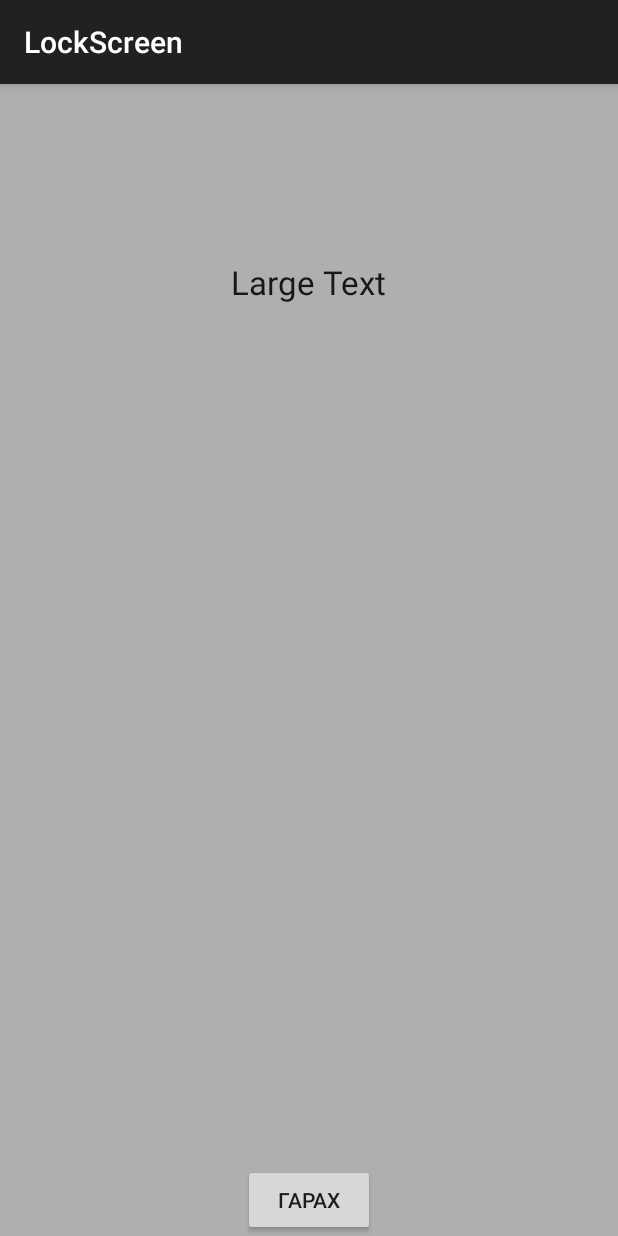
After one commit to techger/memorize-en, an Android app: the LockScreen screen opened directly, with no data from a screen before it, on a phone screen of 412 x 824 dp. The commit adds this screen. Run offline under Robolectric (Android 15) with nearby library versions, the phone set to English and light mode, and no system bars.

Commit message:
LockScreen-тэй болгов листэд байгаа бүх үгийг харуулах боломжтой

```diff
--- /dev/null
+++ b/app/src/main/java/programmer/laboratore_6/LockScreen.java
@@ -0,0 +1,66 @@
+package programmer.laboratore_6;
+
+import android.content.BroadcastReceiver;
+import android.content.Intent;
+import android.os.Bundle;
+import android.support.v7.app.AppCompatActivity;
+import android.view.View;
+import android.widget.Button;
+import android.widget.RemoteViews;
+import android.widget.TextView;
+import android.content.Context;
+import android.widget.Toast;
+
+import java.util.ArrayList;
+import java.util.List;
+import java.util.Random;
+
+import programmer.laboratore_6.Database.MyDbHandler;
+import programmer.laboratore_6.Model.RememberWord;
+
+public class LockScreen extends AppCompatActivity{
+
+    MyDbHandler myDbHandler;
+    private TextView words;
+    private Button exit;
+
+    protected void onCreate(Bundle savedInstanceState) {
+        super.onCreate(savedInstanceState);
+        setContentView(R.layout.activity_lock_screen);
+        myDbHandler = new MyDbHandler(this);
+        words = (TextView)findViewById(R.id.lockScreenWord);
+        exit = (Button) findViewById(R.id.lockerExit);
+        exit.setOnClickListener(new View.OnClickListener() {
+            @Override
+            public void onClick(View v) {
+                finish();
+            }
+        });
+    }
+    private BroadcastReceiver mReceiver = new BroadcastReceiver(){
+        @Override
+        public void onReceive(Context context, Intent intent) {
+
+            Random random = new Random();
+            List<String> wordList = getLockerRememberWords();
+            int nextInt = random.nextInt(wordList.size());
+            words.setText(wordList.get(nextInt));
+            Toast.makeText(context, "Word: "+wordList.get(nextInt), Toast.LENGTH_LONG).show();
+            String action = intent.getAction();
+            if(action.equals("android.intent.action.SCREEN_OFF")){
+
+            }
+        }
+    };
+
+    public List<String> getLockerRememberWords(){
+        List<String> wordList = new ArrayList<String>();
+        List<RememberWord> rememberWords = myDbHandler.getAllRememberWords();
+        for (RememberWord rememberWord : rememberWords){
+            String listWord = ""+rememberWord.getRememberEnglish() +
+                    " - "+rememberWord.getRememberType()+" "+rememberWord.getRememberMongolia();
+            wordList.add(listWord);
+        }
+        return wordList;
+    }
+}
--- a/app/src/main/java/programmer/laboratore_6/MainActivity.java
+++ b/app/src/main/java/programmer/laboratore_6/MainActivity.java
@@ -3,6 +3,7 @@ import android.app.Fragment;
 import android.app.FragmentManager;
 import android.app.FragmentTransaction;
 import android.content.DialogInterface;
+import android.content.Intent;
 import android.os.Bundle;
 import android.support.design.widget.NavigationView;
 import android.support.v4.view.GravityCompat;
@@ -20,6 +21,7 @@ import java.util.List;
 
 import programmer.laboratore_6.Database.MyDbHandler;
 import programmer.laboratore_6.Model.RememberWord;
+import programmer.laboratore_6.Service.LockService;
 
 public class MainActivity extends AppCompatActivity
         implements NavigationView.OnNavigationItemSelectedListener, ShakeEventManager.ShakeListener {
@@ -110,8 +112,8 @@ public class MainActivity extends AppCompatActivity
             fragmentTransaction.replace(R.id.container, blogFragment);
             fragmentTransaction.addToBackStack("Text");
             fragmentTransaction.commit();
-        } else if (id == R.id.map) {
-
+        } else if (id == R.id.lock) {
+            startService(new Intent(this, LockService.class));
         }
 
         DrawerLayout drawer = (DrawerLayout) findViewById(R.id.drawer_layout);
--- a/app/src/main/java/programmer/laboratore_6/ScreenNotificationListenerService.java
+++ b/app/src/main/java/programmer/laboratore_6/Service/ScreenNotificationListenerService.java
@@ -1,4 +1,4 @@
-package programmer.laboratore_6;
+package programmer.laboratore_6.Service;
 
 /**
  * Created by Byambaa on 11/15/2015.
--- a/app/src/main/java/programmer/laboratore_6/UpdateWidgetService.java
+++ b/app/src/main/java/programmer/laboratore_6/Service/UpdateWidgetService.java
@@ -1,4 +1,4 @@
-package programmer.laboratore_6;
+package programmer.laboratore_6.Service;
 
 /**
  * Created by Byambaa on 11/15/2015.
@@ -16,6 +16,7 @@ import android.widget.RemoteViews;
 
 import programmer.laboratore_6.Database.MyDbHandler;
 import programmer.laboratore_6.Model.RememberWord;
+import programmer.laboratore_6.R;
 
 public class UpdateWidgetService extends Service {
     private static final String TAG = UpdateWidgetService.class.getSimpleName();
--- a/app/src/main/java/programmer/laboratore_6/SplashScreen.java
+++ b/app/src/main/java/programmer/laboratore_6/SplashScreen.java
@@ -6,6 +6,8 @@ import android.graphics.drawable.BitmapDrawable;
 import android.os.Bundle;
 import android.support.v7.app.AppCompatActivity;
 import android.widget.ImageView;
+
+import programmer.laboratore_6.Service.LockService;
 
 public class SplashScreen extends AppCompatActivity {
     ImageView imageView;
--- a/app/src/main/java/programmer/laboratore_6/WordWidget.java
+++ b/app/src/main/java/programmer/laboratore_6/WordWidget.java
@@ -9,6 +9,8 @@ import android.appwidget.AppWidgetProvider;
 import android.content.Context;
 import android.content.Intent;
 import android.widget.RemoteViews;
+
+import programmer.laboratore_6.Service.UpdateWidgetService;
 
 public class WordWidget extends AppWidgetProvider {
 
--- /dev/null
+++ b/app/src/main/res/layout/activity_lock_screen.xml
@@ -0,0 +1,29 @@
+<?xml version="1.0" encoding="utf-8"?>
+<RelativeLayout xmlns:android="http://schemas.android.com/apk/res/android"
+    xmlns:tools="http://schemas.android.com/tools"
+    xmlns:app="http://schemas.android.com/apk/res-auto" android:layout_width="match_parent"
+    android:layout_height="match_parent"
+    android:background="@color/tra"
+    app:layout_behavior="@string/appbar_scrolling_view_behavior">
+
+
+
+    <Button
+        android:layout_width="wrap_content"
+        android:layout_height="wrap_content"
+        android:text="Гарах"
+        android:id="@+id/lockerExit"
+        android:layout_alignParentBottom="true"
+        android:layout_centerHorizontal="true" />
+
+    <TextView
+        android:layout_width="wrap_content"
+        android:layout_height="wrap_content"
+        android:textAppearance="?android:attr/textAppearanceLarge"
+        android:text="Large Text"
+        android:id="@+id/lockScreenWord"
+        android:layout_alignParentTop="true"
+        android:layout_centerHorizontal="true"
+        android:layout_marginTop="117dp" />
+
+</RelativeLayout>
--- a/app/src/main/res/layout/word_widget.xml
+++ b/app/src/main/res/layout/word_widget.xml
@@ -16,6 +16,6 @@
         android:padding="10dip"
         android:textSize="20dp"
         android:background="@color/tra"
-        android:textColor="@android:color/black"/>
+        android:textColor="@android:color/white"/>
 
 </LinearLayout>
--- a/app/src/main/res/menu/activity_main_drawer.xml
+++ b/app/src/main/res/menu/activity_main_drawer.xml
@@ -11,5 +11,7 @@
             android:title="Тохиргоо" />
         <item android:id="@+id/map" android:icon="@drawable/map"
             android:title="Газрын зураг" />
+        <item android:id="@+id/lock"
+            android:title="Lock Screen"/>
     </group>
 </menu>
--- a/app/src/main/res/values/colors.xml
+++ b/app/src/main/res/values/colors.xml
@@ -14,5 +14,5 @@
     <color name="base">#AAAAAA</color>
     <color name="iron">#CCCCCC</color>
     <color name="white">#FFFFFF</color>
-    <color name="tra">#CFD8DC</color>
+    <color name="tra">#4D000000</color>
 </resources>
--- a/app/src/main/res/values/strings.xml
+++ b/app/src/main/res/values/strings.xml
@@ -6,4 +6,5 @@
     <string name="navigation_drawer_open">Open navigation drawer</string>
     <string name="navigation_drawer_close">Close navigation drawer</string>
     <string name="title_activity_main">MainActivity</string>
+    <string name="title_activity_lock_screen">LockScreen</string>
 </resources>
```
Also changed, not shown: app/src/main/AndroidManifest.xml (+38 -10 lines), app/src/main/java/programmer/laboratore_6/MainFragment.java (+2 -6 lines), app/src/main/java/programmer/laboratore_6/Service/LockService.java (added, +76 -0 lines).
